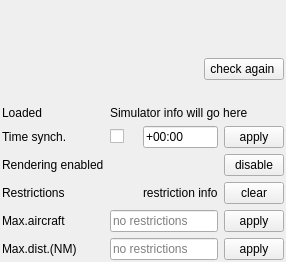
Old version of the form src/blackgui/components/settingssimulatorcomponent.ui in the repository swift-project/pilotclient.
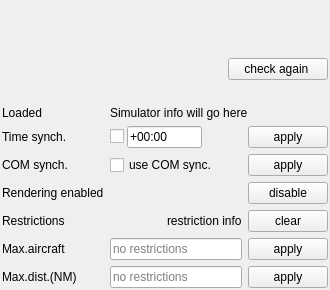
New version of the form. Custom widgets are drawn as their Qt base class.

Commit message: Ref T609, UI setting for COM synced

```diff
--- a/src/blackgui/components/settingssimulatorcomponent.ui
+++ b/src/blackgui/components/settingssimulatorcomponent.ui
@@ -5,7 +5,7 @@
   <property name="windowTitle">
    <string>Frame</string>
   </property>
-  <layout class="QGridLayout" name="gl_SettingsSimulator" columnstretch="0,3,1">
+  <layout class="QGridLayout" name="gl_SettingsSimulator" columnstretch="0,3,1" columnminimumwidth="0,0,60">
    <property name="leftMargin">
     <number>2</number>
    </property>
@@ -18,34 +18,83 @@
    <property name="bottomMargin">
     <number>2</number>
    </property>
-   <item row="5" column="2">
-    <widget class="QPushButton" name="pb_ApplyTimeSync">
-     <property name="sizePolicy">
-      <sizepolicy hsizetype="Fixed" vsizetype="Preferred">
-       <horstretch>0</horstretch>
-       <verstretch>0</verstretch>
-      </sizepolicy>
+   <item row="8" column="1">
+    <layout class="QHBoxLayout" name="hl_RestrictedRendering">
+     <property name="spacing">
+      <number>4</number>
      </property>
+     <item>
+      <widget class="BlackGui::CLedWidget" name="led_RestrictedRendering" native="true"/>
+     </item>
+     <item alignment="Qt::AlignLeft">
+      <widget class="QLabel" name="lbl_RestrictionText">
+       <property name="text">
+        <string>restriction info</string>
+       </property>
+      </widget>
+     </item>
+    </layout>
+   </item>
+   <item row="9" column="1">
+    <layout class="QHBoxLayout" name="hl_MaxAircraft">
+     <property name="spacing">
+      <number>4</number>
+     </property>
+     <item>
+      <widget class="QLineEdit" name="le_MaxAircraft">
+       <property name="placeholderText">
+        <string>no restrictions</string>
+       </property>
+      </widget>
+     </item>
+    </layout>
+   </item>
+   <item row="8" column="0">
+    <widget class="QLabel" name="lbl_RestrictedRendering">
+     <property name="toolTip">
+      <string>Current rendering restrictions (if any)</string>
+     </property>
+     <property name="text">
+      <string>Restrictions</string>
+     </property>
+    </widget>
+   </item>
+   <item row="7" column="1">
+    <widget class="BlackGui::CLedWidget" name="led_RenderingEnabled" native="true">
      <property name="minimumSize">
       <size>
-       <width>60</width>
+       <width>10</width>
        <height>0</height>
       </size>
      </property>
-     <property name="maximumSize">
-      <size>
-       <width>60</width>
-       <height>16777215</height>
-      </size>
+    </widget>
+   </item>
+   <item row="4" column="1" colspan="2">
+    <widget class="QLabel" name="lbl_PluginInfo">
+     <property name="text">
+      <string>Simulator info will go here</string>
      </property>
+     <property name="wordWrap">
+      <bool>true</bool>
+     </property>
+    </widget>
+   </item>
+   <item row="5" column="0">
+    <widget class="QLabel" name="lbl_TimeSync">
+     <property name="toolTip">
+      <string>Time synchronization</string>
+     </property>
      <property name="text">
-      <string>apply</string>
+      <string>Time synch.</string>
      </property>
     </widget>
    </item>
    <item row="5" column="1">
     <widget class="QWidget" name="wi_TimeSync" native="true">
      <layout class="QHBoxLayout" name="horizontalLayout">
+      <property name="spacing">
+       <number>3</number>
+      </property>
       <property name="leftMargin">
        <number>0</number>
       </property>
@@ -70,12 +119,6 @@
       </item>
       <item>
        <widget class="QLineEdit" name="le_TimeSyncOffset">
-        <property name="sizePolicy">
-         <sizepolicy hsizetype="Preferred" vsizetype="Fixed">
-          <horstretch>0</horstretch>
-          <verstretch>0</verstretch>
-         </sizepolicy>
-        </property>
         <property name="maximumSize">
          <size>
           <width>75</width>
@@ -96,89 +139,30 @@
         </property>
        </widget>
       </item>
+      <item>
+       <spacer name="horizontalSpacer">
+        <property name="orientation">
+         <enum>Qt::Horizontal</enum>
+        </property>
+        <property name="sizeHint" stdset="0">
+         <size>
+          <width>40</width>
+          <height>20</height>
+         </size>
+        </property>
+       </spacer>
+      </item>
      </layout>
     </widget>
    </item>
-   <item row="6" column="1">
-    <widget class="BlackGui::CLedWidget" name="led_RenderingEnabled" native="true">
-     <property name="minimumSize">
-      <size>
-       <width>10</width>
-       <height>0</height>
-      </size>
-     </property>
-    </widget>
-   </item>
-   <item row="8" column="2">
+   <item row="9" column="2">
     <widget class="QPushButton" name="pb_ApplyMaxAircraft">
-     <property name="sizePolicy">
-      <sizepolicy hsizetype="Fixed" vsizetype="Preferred">
-       <horstretch>0</horstretch>
-       <verstretch>0</verstretch>
-      </sizepolicy>
-     </property>
-     <property name="minimumSize">
-      <size>
-       <width>60</width>
-       <height>0</height>
-      </size>
-     </property>
-     <property name="maximumSize">
-      <size>
-       <width>60</width>
-       <height>16777215</height>
-      </size>
-     </property>
      <property name="text">
       <string>apply</string>
      </property>
     </widget>
    </item>
    <item row="7" column="0">
-    <widget class="QLabel" name="lbl_RestrictedRendering">
-     <property name="toolTip">
-      <string>Current rendering restrictions (if any)</string>
-     </property>
-     <property name="text">
-      <string>Restrictions</string>
-     </property>
-    </widget>
-   </item>
-   <item row="5" column="0">
-    <widget class="QLabel" name="lbl_TimeSync">
-     <property name="toolTip">
-      <string>Time synchronization</string>
-     </property>
-     <property name="text">
-      <string>Time synch.</string>
-     </property>
-    </widget>
-   </item>
-   <item row="7" column="1">
-    <layout class="QHBoxLayout" name="hl_RestrictedRendering">
-     <property name="spacing">
-      <number>4</number>
-     </property>
-     <item>
-      <widget class="BlackGui::CLedWidget" name="led_RestrictedRendering" native="true"/>
-     </item>
-     <item alignment="Qt::AlignRight">
-      <widget class="QLabel" name="lbl_RestrictionText">
-       <property name="text">
-        <string>restriction info</string>
-       </property>
-      </widget>
-     </item>
-    </layout>
-   </item>
-   <item row="4" column="0">
-    <widget class="QLabel" name="lbl_LoadedPlugin">
-     <property name="text">
-      <string>Loaded</string>
-     </property>
-    </widget>
-   </item>
-   <item row="6" column="0">
     <widget class="QLabel" name="lbl_RenderingEnabled">
      <property name="toolTip">
       <string>Rendering enabled</string>
@@ -188,98 +172,48 @@
      </property>
     </widget>
    </item>
-   <item row="9" column="0">
+   <item row="10" column="2">
+    <widget class="QPushButton" name="pb_ApplyMaxDistance">
+     <property name="text">
+      <string>apply</string>
+     </property>
+    </widget>
+   </item>
+   <item row="10" column="0">
     <widget class="QLabel" name="lbl_MaxDistance">
      <property name="text">
       <string>Max.dist.(NM)</string>
      </property>
     </widget>
    </item>
-   <item row="8" column="1">
-    <layout class="QHBoxLayout" name="hl_MaxAircraft">
-     <property name="spacing">
-      <number>4</number>
-     </property>
-     <item>
-      <widget class="QLineEdit" name="le_MaxAircraft">
-       <property name="placeholderText">
-        <string>no restrictions</string>
-       </property>
-      </widget>
-     </item>
-    </layout>
-   </item>
-   <item row="9" column="1">
-    <layout class="QHBoxLayout" name="hl_MaxDistance">
-     <property name="spacing">
-      <number>4</number>
-     </property>
-     <item>
-      <widget class="QLineEdit" name="le_MaxDistance">
-       <property name="placeholderText">
-        <string>no restrictions</string>
-       </property>
-      </widget>
-     </item>
-    </layout>
-   </item>
-   <item row="8" column="0">
-    <widget class="QLabel" name="lbl_MaxAircraft">
-     <property name="text">
-      <string>Max.aircraft</string>
-     </property>
-    </widget>
-   </item>
-   <item row="9" column="2">
-    <widget class="QPushButton" name="pb_ApplyMaxDistance">
-     <property name="sizePolicy">
-      <sizepolicy hsizetype="Fixed" vsizetype="Preferred">
-       <horstretch>0</horstretch>
-       <verstretch>0</verstretch>
-      </sizepolicy>
-     </property>
-     <property name="minimumSize">
-      <size>
-       <width>60</width>
-       <height>0</height>
-      </size>
-     </property>
-     <property name="maximumSize">
-      <size>
-       <width>60</width>
-       <height>16777215</height>
-      </size>
-     </property>
-     <property name="text">
-      <string>apply</string>
-     </property>
-    </widget>
-   </item>
-   <item row="7" column="2">
+   <item row="8" column="2">
     <widget class="QPushButton" name="pb_ClearRestrictedRendering">
-     <property name="sizePolicy">
-      <sizepolicy hsizetype="Fixed" vsizetype="Preferred">
-       <horstretch>0</horstretch>
-       <verstretch>0</verstretch>
-      </sizepolicy>
-     </property>
-     <property name="minimumSize">
-      <size>
-       <width>60</width>
-       <height>0</height>
-      </size>
-     </property>
-     <property name="maximumSize">
-      <size>
-       <width>60</width>
-       <height>16777215</height>
-      </size>
-     </property>
      <property name="text">
       <string>clear</string>
      </property>
     </widget>
    </item>
+   <item row="10" column="1">
+    <layout class="QHBoxLayout" name="hl_MaxDistance">
+     <property name="spacing">
+      <number>4</number>
+     </property>
+     <item>
+      <widget class="QLineEdit" name="le_MaxDistance">
+       <property name="placeholderText">
+        <string>no restrictions</string>
+       </property>
+      </widget>
+     </item>
+    </layout>
+   </item>
+   <item row="5" column="2">
+    <widget class="QPushButton" name="pb_ApplyTimeSync">
+     <property name="text">
+      <string>apply</string>
+     </property>
+    </widget>
+   </item>
    <item row="0" column="0" colspan="3">
     <widget class="BlackGui::CPluginSelector" name="pluginSelector_EnabledSimulators" native="true">
      <property name="minimumSize">
@@ -290,28 +224,10 @@
      </property>
     </widget>
    </item>
-   <item row="6" column="2">
-    <widget class="QPushButton" name="pb_DisableRendering">
-     <property name="sizePolicy">
-      <sizepolicy hsizetype="Fixed" vsizetype="Preferred">
-       <horstretch>0</horstretch>
-       <verstretch>0</verstretch>
-      </sizepolicy>
-     </property>
-     <property name="minimumSize">
-      <size>
-       <width>60</width>
-       <height>0</height>
-      </size>
-     </property>
-     <property name="maximumSize">
-      <size>
-       <width>60</width>
-       <height>16777215</height>
-      </size>
-     </property>
+   <item row="6" column="1">
+    <widget class="QCheckBox" name="cb_ComSync">
      <property name="text">
-      <string>disable</string>
+      <string>use COM sync.</string>
      </property>
     </widget>
    </item>
@@ -331,23 +247,57 @@
      </property>
     </spacer>
    </item>
-   <item row="2" column="1" colspan="2" alignment="Qt::AlignRight">
+   <item row="4" column="0">
+    <widget class="QLabel" name="lbl_LoadedPlugin">
+     <property name="text">
+      <string>Loaded</string>
+     </property>
+    </widget>
+   </item>
+   <item row="9" column="0">
+    <widget class="QLabel" name="lbl_MaxAircraft">
+     <property name="text">
+      <string>Max.aircraft</string>
+     </property>
+    </widget>
+   </item>
+   <item row="7" column="2">
+    <widget class="QPushButton" name="pb_DisableRendering">
+     <property name="text">
+      <string>disable</string>
+     </property>
+    </widget>
+   </item>
+   <item row="6" column="2">
+    <widget class="QPushButton" name="pb_ApplyComSync">
+     <property name="text">
+      <string>apply</string>
+     </property>
+    </widget>
+   </item>
+   <item row="6" column="0">
+    <widget class="QLabel" name="lb_ComSync">
+     <property name="toolTip">
+      <string>Synchronize COM unit with simulator</string>
+     </property>
+     <property name="text">
+      <string>COM synch.</string>
+     </property>
+    </widget>
+   </item>
+   <item row="2" column="0" colspan="3" alignment="Qt::AlignRight">
     <widget class="QPushButton" name="pb_Check">
+     <property name="minimumSize">
+      <size>
+       <width>100</width>
+       <height>0</height>
+      </size>
+     </property>
      <property name="text">
       <string>check again </string>
      </property>
     </widget>
    </item>
-   <item row="4" column="1" colspan="2">
-    <widget class="QLabel" name="lbl_PluginInfo">
-     <property name="text">
-      <string>Simulator info will go here</string>
-     </property>
-     <property name="wordWrap">
-      <bool>true</bool>
-     </property>
-    </widget>
-   </item>
   </layout>
  </widget>
  <customwidgets>
```
Left out of the diff: 2 changed lines with no effect on the pictures. The commit also changes 2 other files.
